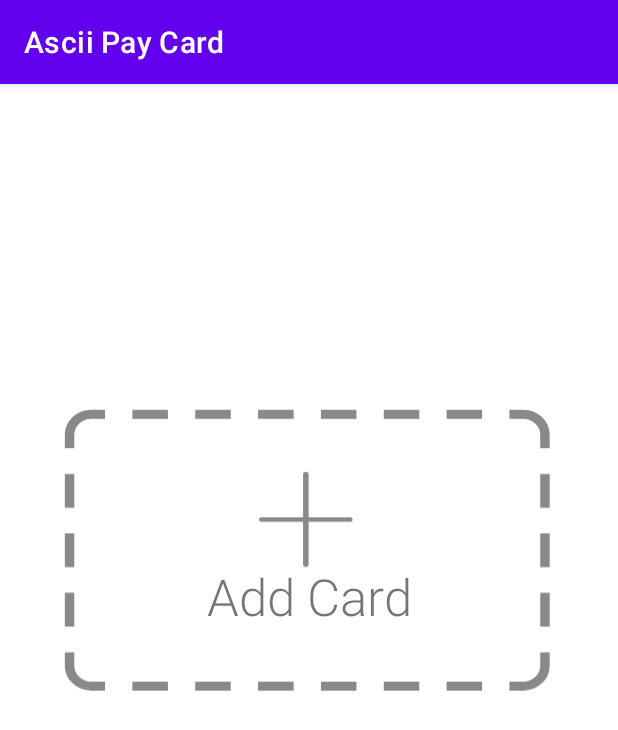
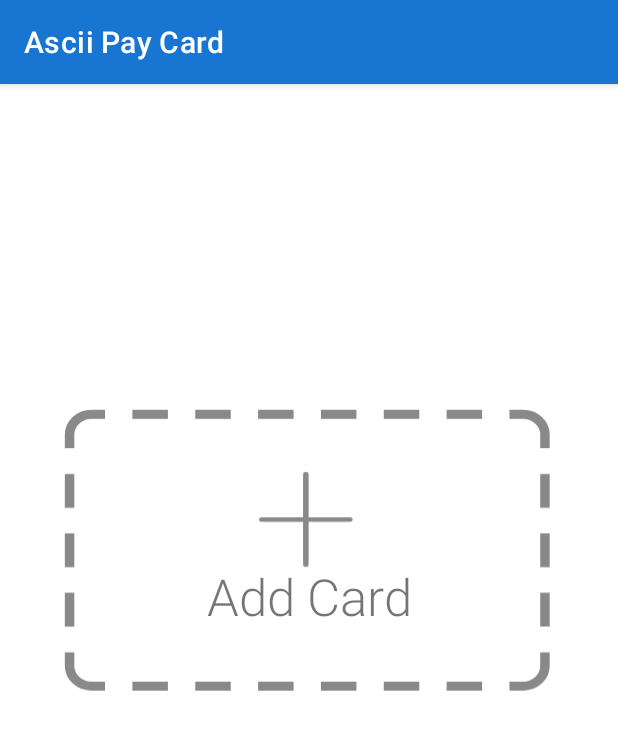
Before and after one commit to ascii-dresden/ascii-pay-android, an Android app: the screen it shows after launch (MainActivity), on a phone screen of 412 x 824 dp. Shown: the top 730 px of the screen. Run offline under Robolectric (Android 15) with nearby library versions, the phone set to English and light mode, and no system bars.

```diff
--- a/app/src/main/res/values/themes.xml
+++ b/app/src/main/res/values/themes.xml
@@ -2,15 +2,15 @@
     <!-- Base application theme. -->
     <style name="Theme.AsciiPayCard" parent="Theme.MaterialComponents.DayNight.DarkActionBar">
         <!-- Primary brand color. -->
-        <item name="colorPrimary">@color/purple_500</item>
-        <item name="colorPrimaryVariant">@color/purple_700</item>
+        <item name="colorPrimary">#FF1876D2</item>
+        <item name="colorPrimaryVariant">#1876D2</item>
         <item name="colorOnPrimary">@color/white</item>
         <!-- Secondary brand color. -->
         <item name="colorSecondary">@color/teal_200</item>
         <item name="colorSecondaryVariant">@color/teal_700</item>
         <item name="colorOnSecondary">@color/black</item>
         <!-- Status bar color. -->
-        <item name="android:statusBarColor" tools:targetApi="l">?attr/colorPrimaryVariant</item>
+        <item name="android:statusBarColor" tools:targetApi="l">#1876D2</item>
         <!-- Customize your theme here. -->
     </style>
 </resources>
```
Also changed, not shown: 2 other files.
